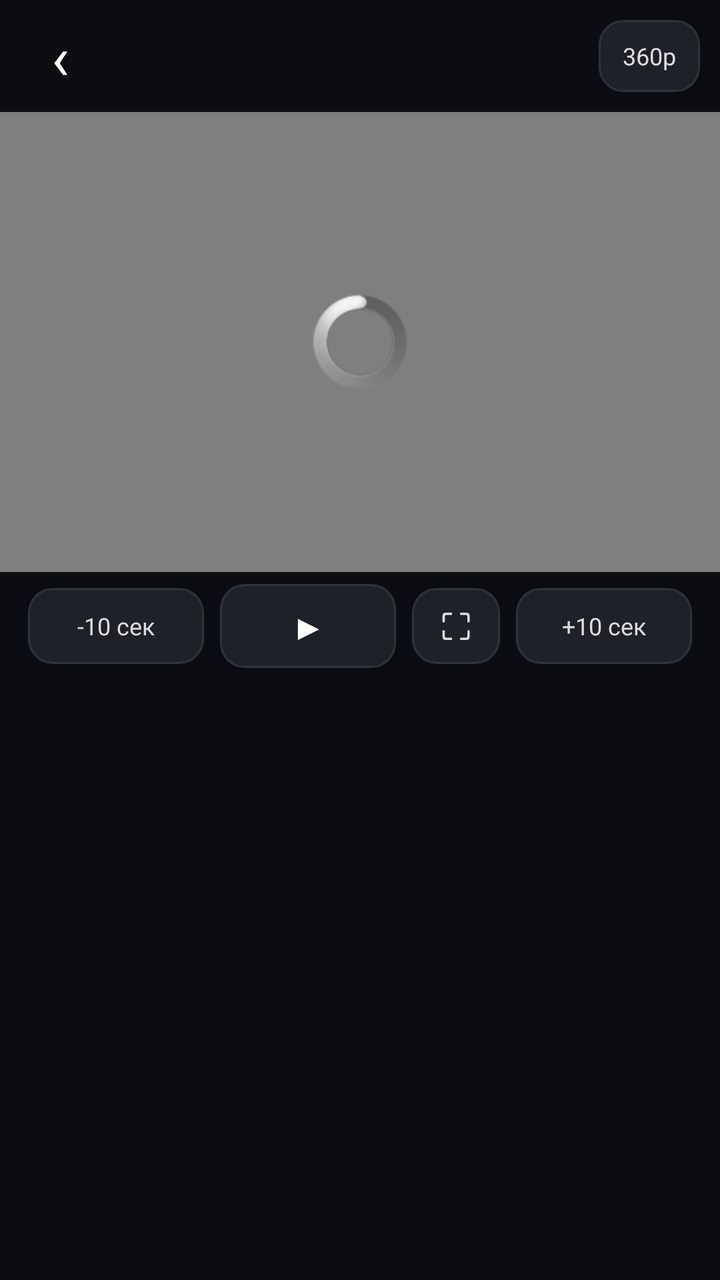
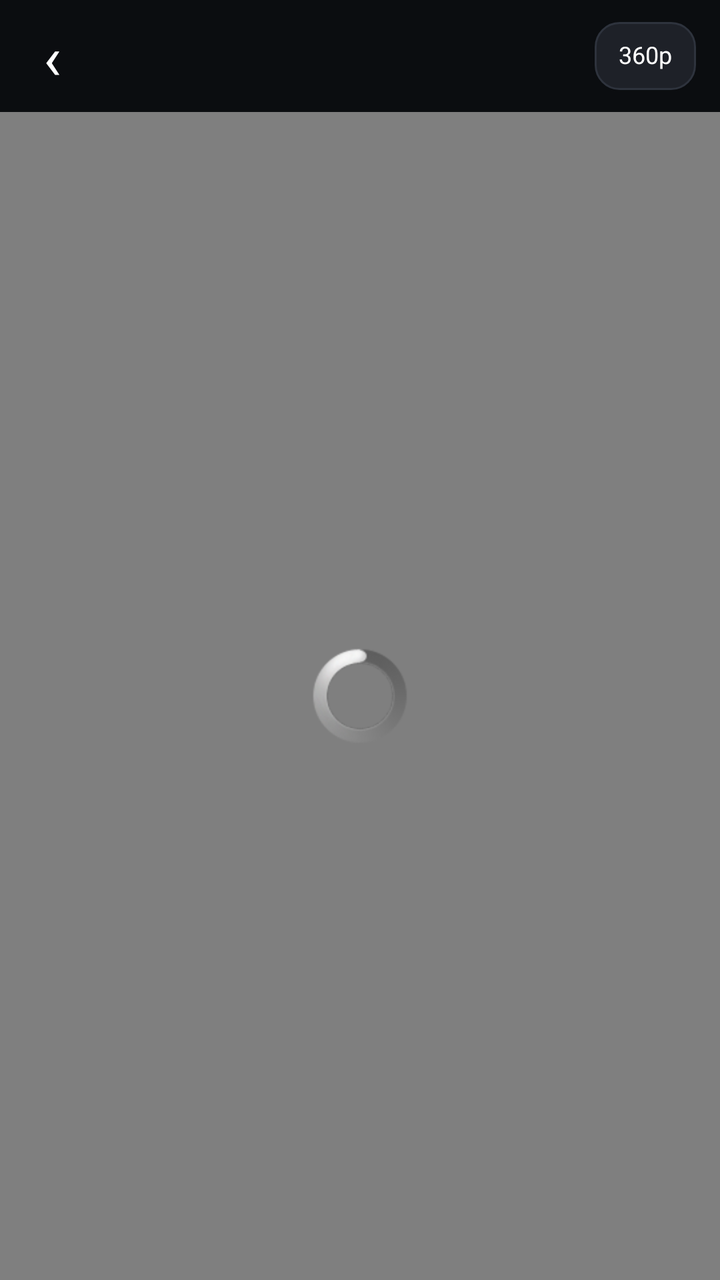

Before-and-after screenshots of an Android layout around one commit, followed by the original layout XML and the change that was made.
<!-- AndroidManifest.xml: activity theme ModernTheme -->
<!-- res/layout/activity_modern_player.xml -->
<?xml version="1.0" encoding="utf-8"?>
<LinearLayout xmlns:android="http://schemas.android.com/apk/res/android"
    android:layout_width="match_parent"
    android:layout_height="match_parent"
    android:orientation="vertical"
    android:background="#0B0D10">

    <LinearLayout
        android:id="@+id/modern_player_top"
        android:layout_width="match_parent"
        android:layout_height="56dp"
        android:orientation="horizontal"
        android:gravity="center_vertical"
        android:paddingLeft="8dp"
        android:paddingRight="10dp">

        <TextView
            android:id="@+id/modern_player_back"
            android:layout_width="44dp"
            android:layout_height="match_parent"
            android:gravity="center"
            android:text="‹"
            android:textColor="#FFFFFF"
            android:textSize="30sp"
            android:focusable="true"
            android:clickable="true" />

        <TextView
            android:id="@+id/modern_player_title"
            android:layout_width="0dp"
            android:layout_height="wrap_content"
            android:layout_weight="1"
            android:ellipsize="end"
            android:maxLines="1"
            android:textColor="#FFFFFF"
            android:textSize="16sp"
            android:textStyle="bold" />

        <TextView
            android:id="@+id/modern_player_quality"
            android:layout_width="wrap_content"
            android:layout_height="36dp"
            android:paddingLeft="12dp"
            android:paddingRight="12dp"
            android:gravity="center"
            android:text="360p"
            android:textColor="#DDDDDD"
            android:textSize="12sp"
            android:background="@drawable/modern_chip_bg"
            android:focusable="true"
            android:clickable="true" />
    </LinearLayout>

    <FrameLayout
        android:id="@+id/modern_player_video_frame"
        android:layout_width="match_parent"
        android:layout_height="230dp"
        android:background="#000000">

        <VideoView
            android:id="@+id/modern_player_video"
            android:layout_width="match_parent"
            android:layout_height="match_parent" />

        <ProgressBar
            android:id="@+id/modern_player_loading"
            android:layout_width="wrap_content"
            android:layout_height="wrap_content"
            android:layout_gravity="center" />
    </FrameLayout>

    <LinearLayout
        android:layout_width="match_parent"
        android:layout_height="54dp"
        android:orientation="horizontal"
        android:gravity="center_vertical"
        android:paddingLeft="14dp"
        android:paddingRight="14dp">

        <TextView
            android:id="@+id/modern_player_back10"
            android:layout_width="0dp"
            android:layout_height="38dp"
            android:layout_weight="1"
            android:gravity="center"
            android:text="-10 сек"
            android:textColor="#DDDDDD"
            android:textSize="12sp"
            android:background="@drawable/modern_chip_bg"
            android:focusable="true"
            android:clickable="true" />

        <TextView
            android:id="@+id/modern_player_play"
            android:layout_width="0dp"
            android:layout_height="42dp"
            android:layout_marginLeft="8dp"
            android:layout_weight="1"
            android:gravity="center"
            android:text="▶"
            android:textColor="#FFFFFF"
            android:textSize="18sp"
            android:background="@drawable/modern_chip_bg"
            android:focusable="true"
            android:clickable="true" />

        <TextView
            android:id="@+id/modern_player_fullscreen"
            android:layout_width="44dp"
            android:layout_height="38dp"
            android:layout_marginLeft="8dp"
            android:gravity="center"
            android:text="⛶"
            android:textColor="#DDDDDD"
            android:textSize="18sp"
            android:background="@drawable/modern_chip_bg"
            android:focusable="true"
            android:clickable="true" />

        <TextView
            android:id="@+id/modern_player_forward10"
            android:layout_width="0dp"
            android:layout_height="38dp"
            android:layout_marginLeft="8dp"
            android:layout_weight="1"
            android:gravity="center"
            android:text="+10 сек"
            android:textColor="#DDDDDD"
            android:textSize="12sp"
            android:background="@drawable/modern_chip_bg"
            android:focusable="true"
            android:clickable="true" />
    </LinearLayout>

    <ScrollView
        android:id="@+id/modern_player_scroll"
        android:layout_width="match_parent"
        android:layout_height="0dp"
        android:layout_weight="1"
        android:paddingLeft="16dp"
        android:paddingRight="16dp">

        <LinearLayout
            android:layout_width="match_parent"
            android:layout_height="wrap_content"
            android:orientation="vertical"
            android:paddingTop="8dp"
            android:paddingBottom="16dp">

            <TextView
                android:id="@+id/modern_player_channel"
                android:layout_width="match_parent"
                android:layout_height="wrap_content"
                android:textColor="#E53935"
                android:textSize="14sp" />

            <TextView
                android:id="@+id/modern_player_description"
                android:layout_width="match_parent"
                android:layout_height="wrap_content"
                android:layout_marginTop="8dp"
                android:lineSpacingExtra="3dp"
                android:textColor="#BBBBBB"
                android:textSize="13sp" />
        </LinearLayout>
    </ScrollView>

    <TextView
        android:id="@+id/modern_player_status"
        android:layout_width="match_parent"
        android:layout_height="wrap_content"
        android:padding="10dp"
        android:textColor="#E0A040"
        android:textSize="12sp"
        android:visibility="gone" />
</LinearLayout>
<!-- resources referenced by this layout -->
<resources>
  <!-- drawable modern_chip_bg (drawable) -->
  <?xml version="1.0" encoding="utf-8"?>
  <selector xmlns:android="http://schemas.android.com/apk/res/android">
      <item android:state_focused="true">
          <shape>
              <solid android:color="#E53935" />
              <corners android:radius="12dp" />
          </shape>
      </item>
      <item>
          <shape>
              <solid android:color="#1E2128" />
              <stroke android:width="1dp" android:color="#2E333D" />
              <corners android:radius="12dp" />
          </shape>
      </item>
  </selector>
  <style name="ModernTheme" parent="@android:style/Theme.Black.NoTitleBar">
          <item name="android:windowBackground">@color/background</item>
          <item name="android:colorAccent">#E53935</item>
      </style>
  <color name="background">#000</color>
</resources>

<!-- the commit's change to res/layout/activity_modern_player.xml (unified diff, before → after) -->
@@ -5,14 +5,15 @@
     android:orientation="vertical"
     android:background="#0B0D10">
 
+    
     <LinearLayout
         android:id="@+id/modern_player_top"
         android:layout_width="match_parent"
         android:layout_height="56dp"
         android:orientation="horizontal"
         android:gravity="center_vertical"
-        android:paddingLeft="8dp"
-        android:paddingRight="10dp">
+        android:paddingLeft="4dp"
+        android:paddingRight="12dp">
 
         <TextView
             android:id="@+id/modern_player_back"
@@ -39,28 +40,55 @@
         <TextView
             android:id="@+id/modern_player_quality"
             android:layout_width="wrap_content"
-            android:layout_height="36dp"
+            android:layout_height="34dp"
             android:paddingLeft="12dp"
             android:paddingRight="12dp"
             android:gravity="center"
+            android:singleLine="true"
+            android:includeFontPadding="false"
             android:text="360p"
-            android:textColor="#DDDDDD"
+            android:textColor="#FFFFFF"
             android:textSize="12sp"
             android:background="@drawable/modern_chip_bg"
             android:focusable="true"
             android:clickable="true" />
     </LinearLayout>
 
+    
     <FrameLayout
         android:id="@+id/modern_player_video_frame"
         android:layout_width="match_parent"
-        android:layout_height="230dp"
+        android:layout_height="wrap_content"
         android:background="#000000">
 
         <VideoView
             android:id="@+id/modern_player_video"
             android:layout_width="match_parent"
-            android:layout_height="match_parent" />
+            android:layout_height="match_parent"
+            android:layout_gravity="center"
+            android:background="#000000" />
+
+        <ImageView
+            android:id="@+id/modern_player_poster"
+            android:layout_width="match_parent"
+            android:layout_height="match_parent"
+            android:scaleType="fitCenter"
+            android:background="#000000"
+            android:visibility="gone" />
+
+        <TextView
+            android:id="@+id/modern_player_poster_play"
+            android:layout_width="72dp"
+            android:layout_height="72dp"
+            android:layout_gravity="center"
+            android:gravity="center"
+            android:text="▶"
+            android:textColor="#FFFFFF"
+            android:textSize="34sp"
+            android:background="@drawable/modern_chip_bg"
+            android:visibility="gone"
+            android:focusable="true"
+            android:clickable="true" />
 
         <ProgressBar
             android:id="@+id/modern_player_loading"
@@ -69,13 +97,14 @@
             android:layout_gravity="center" />
     </FrameLayout>
 
+    
     <LinearLayout
         android:layout_width="match_parent"
         android:layout_height="54dp"
         android:orientation="horizontal"
         android:gravity="center_vertical"
-        android:paddingLeft="14dp"
-        android:paddingRight="14dp">
+        android:paddingLeft="12dp"
+        android:paddingRight="12dp">
 
         <TextView
             android:id="@+id/modern_player_back10"
@@ -83,6 +112,8 @@
             android:layout_height="38dp"
             android:layout_weight="1"
             android:gravity="center"
+            android:singleLine="true"
+            android:includeFontPadding="false"
             android:text="-10 сек"
             android:textColor="#DDDDDD"
             android:textSize="12sp"
@@ -97,9 +128,29 @@
             android:layout_marginLeft="8dp"
             android:layout_weight="1"
             android:gravity="center"
+            android:singleLine="true"
+            android:includeFontPadding="false"
             android:text="▶"
             android:textColor="#FFFFFF"
             android:textSize="18sp"
+            android:background="@drawable/modern_chip_bg"
+            android:focusable="true"
+            android:clickable="true" />
+
+        <TextView
+            android:id="@+id/modern_player_speed"
+            android:layout_width="wrap_content"
+            android:layout_height="38dp"
+            android:layout_marginLeft="8dp"
+            android:minWidth="46dp"
+            android:paddingLeft="8dp"
+            android:paddingRight="8dp"
+            android:gravity="center"
+            android:singleLine="true"
+            android:includeFontPadding="false"
+            android:text="1×"
+            android:textColor="#DDDDDD"
+            android:textSize="12sp"
             android:background="@drawable/modern_chip_bg"
             android:focusable="true"
             android:clickable="true" />
@@ -124,6 +175,8 @@
             android:layout_marginLeft="8dp"
             android:layout_weight="1"
             android:gravity="center"
+            android:singleLine="true"
+            android:includeFontPadding="false"
             android:text="+10 сек"
             android:textColor="#DDDDDD"
             android:textSize="12sp"
@@ -137,31 +190,321 @@
         android:layout_width="match_parent"
         android:layout_height="0dp"
         android:layout_weight="1"
-        android:paddingLeft="16dp"
-        android:paddingRight="16dp">
+        android:fillViewport="true"
+        android:scrollbars="vertical">
 
         <LinearLayout
             android:layout_width="match_parent"
             android:layout_height="wrap_content"
             android:orientation="vertical"
-            android:paddingTop="8dp"
+            android:paddingLeft="12dp"
+            android:paddingRight="12dp"
+            android:paddingTop="4dp"
             android:paddingBottom="16dp">
 
-            <TextView
-                android:id="@+id/modern_player_channel"
+            
+            <LinearLayout
                 android:layout_width="match_parent"
                 android:layout_height="wrap_content"
-                android:textColor="#E53935"
-                android:textSize="14sp" />
-
-            <TextView
-                android:id="@+id/modern_player_description"
+                android:orientation="vertical"
+                android:background="@drawable/modern_card_bg"
+                android:padding="12dp">
+
+                <TextView
+                    android:id="@+id/modern_player_views"
+                    android:layout_width="match_parent"
+                    android:layout_height="wrap_content"
+                    android:ellipsize="end"
+                    android:maxLines="1"
+                    android:textColor="#9AA0A6"
+                    android:textSize="11sp" />
+
+                
+                <LinearLayout
+                    android:id="@+id/modern_player_channel_row"
+                    android:layout_width="match_parent"
+                    android:layout_height="wrap_content"
+                    android:layout_marginTop="10dp"
+                    android:orientation="horizontal"
+                    android:gravity="center_vertical"
+                    android:focusable="true"
+                    android:clickable="true">
+
+                    <ImageView
+                        android:id="@+id/modern_player_channel_avatar"
+                        android:layout_width="42dp"
+                        android:layout_height="42dp"
+                        android:scaleType="centerCrop"
+                        android:background="#20242C" />
+
+                    <LinearLayout
+                        android:layout_width="0dp"
+                        android:layout_height="wrap_content"
+                        android:layout_marginLeft="10dp"
+                        android:layout_weight="1"
+                        android:orientation="vertical">
+
+                        <TextView
+                            android:id="@+id/modern_player_channel"
+                            android:layout_width="match_parent"
+                            android:layout_height="wrap_content"
+                            android:ellipsize="end"
+                            android:maxLines="1"
+                            android:textColor="#FFFFFF"
+                            android:textSize="14sp"
+                            android:textStyle="bold" />
+
+                        <TextView
+                            android:id="@+id/modern_player_subscribers"
+                            android:layout_width="match_parent"
+                            android:layout_height="wrap_content"
+                            android:layout_marginTop="3dp"
+                            android:ellipsize="end"
+                            android:maxLines="1"
+                            android:textColor="#9AA0A6"
+                            android:textSize="11sp"
+                            android:visibility="gone" />
+                    </LinearLayout>
+
+                    <TextView
+                        android:id="@+id/modern_player_subscribe"
+                        android:layout_width="wrap_content"
+                        android:layout_height="36dp"
+                        android:layout_marginLeft="8dp"
+                        android:paddingLeft="14dp"
+                        android:paddingRight="14dp"
+                        android:gravity="center"
+                        android:singleLine="true"
+                        android:includeFontPadding="false"
+                        android:text="@string/modern_player_subscribe"
+                        android:textColor="#FFFFFF"
+                        android:textSize="12sp"
+                        android:background="@drawable/modern_chip_bg"
+                        android:focusable="true"
+                        android:clickable="true"
+                        android:visibility="gone" />
+                </LinearLayout>
+
+                
+                <HorizontalScrollView
+                    android:layout_width="match_parent"
+                    android:layout_height="44dp"
+                    android:layout_marginTop="10dp"
+                    android:scrollbars="none">
+
+                    <LinearLayout
+                        android:layout_width="wrap_content"
+                        android:layout_height="match_parent"
+                        android:orientation="horizontal"
+                        android:gravity="center_vertical">
+
+                        <TextView
+                            android:id="@+id/modern_player_like"
+                            android:layout_width="wrap_content"
+                            android:layout_height="36dp"
+                            android:paddingLeft="12dp"
+                            android:paddingRight="12dp"
+                            android:gravity="center"
+                            android:singleLine="true"
+                            android:includeFontPadding="false"
+                            android:text="@string/modern_player_like"
+                            android:textColor="#FFFFFF"
+                            android:textSize="12sp"
+                            android:background="@drawable/modern_chip_bg"
+                            android:focusable="true"
+                            android:clickable="true" />
+
+                        <TextView
+                            android:id="@+id/modern_player_dislike"
+                            android:layout_width="wrap_content"
+                            android:layout_height="36dp"
+                            android:layout_marginLeft="8dp"
+                            android:paddingLeft="12dp"
+                            android:paddingRight="12dp"
+                            android:gravity="center"
+                            android:singleLine="true"
+                            android:includeFontPadding="false"
+                            android:text="@string/modern_player_dislike"
+                            android:textColor="#DDDDDD"
+                            android:textSize="12sp"
+                            android:background="@drawable/modern_chip_bg"
+                            android:focusable="true"
+                            android:clickable="true" />
+
+                        <TextView
+                            android:id="@+id/modern_player_share"
+                            android:layout_width="wrap_content"
+                            android:layout_height="36dp"
+                            android:layout_marginLeft="8dp"
+                            android:paddingLeft="12dp"
+                            android:paddingRight="12dp"
+                            android:gravity="center"
+                            android:singleLine="true"
+                            android:includeFontPadding="false"
+                            android:text="@string/modern_player_share"
+                            android:textColor="#DDDDDD"
+                            android:textSize="12sp"
+                            android:background="@drawable/modern_chip_bg"
+                            android:focusable="true"
+                            android:clickable="true" />
+
+                        <TextView
+                            android:id="@+id/modern_player_download"
+                            android:layout_width="wrap_content"
+                            android:layout_height="36dp"
+                            android:layout_marginLeft="8dp"
+                            android:paddingLeft="12dp"
+                            android:paddingRight="12dp"
+                            android:gravity="center"
+                            android:singleLine="true"
+                            android:includeFontPadding="false"
+                            android:text="@string/modern_player_download"
+                            android:textColor="#DDDDDD"
+                            android:textSize="12sp"
+                            android:background="@drawable/modern_chip_bg"
+                            android:focusable="true"
+                            android:clickable="true" />
+
+                        <TextView
+                            android:id="@+id/modern_player_later"
+                            android:layout_width="wrap_content"
+                            android:layout_height="36dp"
+                            android:layout_marginLeft="8dp"
+                            android:paddingLeft="12dp"
+                            android:paddingRight="12dp"
+                            android:gravity="center"
+                            android:singleLine="true"
+                            android:includeFontPadding="false"
+                            android:text="@string/modern_player_later_add"
+                            android:textColor="#DDDDDD"
+                            android:textSize="12sp"
+                            android:background="@drawable/modern_chip_bg"
+                            android:focusable="true"
+                            android:clickable="true" />
+                    </LinearLayout>
+                </HorizontalScrollView>
+
+                <TextView
+                    android:id="@+id/modern_player_description"
+                    android:layout_width="match_parent"
+                    android:layout_height="wrap_content"
+                    android:layout_marginTop="10dp"
+                    android:ellipsize="end"
+                    android:lineSpacingExtra="3dp"
+                    android:maxLines="8"
+                    android:textColor="#BBBBBB"
+                    android:textSize="13sp"
+                    android:focusable="true"
+                    android:clickable="true" />
+            </LinearLayout>
+
+            
+            <LinearLayout
                 android:layout_width="match_parent"
                 android:layout_height="wrap_content"
-                android:layout_marginTop="8dp"
-                android:lineSpacingExtra="3dp"
-                android:textColor="#BBBBBB"
-                android:textSize="13sp" />
+                android:layout_marginTop="12dp"
+                android:orientation="horizontal">
+
+                <TextView
+                    android:id="@+id/modern_player_tab_related"
+                    android:layout_width="wrap_content"
+                    android:layout_height="38dp"
+                    android:paddingLeft="16dp"
+                    android:paddingRight="16dp"
+                    android:gravity="center"
+                    android:singleLine="true"
+                    android:includeFontPadding="false"
+                    android:text="@string/modern_player_related"
+                    android:textColor="#FFFFFF"
+                    android:textSize="13sp"
+                    android:background="@drawable/modern_chip_bg"
+                    android:focusable="true"
+                    android:clickable="true" />
+
+                <TextView
+                    android:id="@+id/modern_player_tab_comments"
+                    android:layout_width="wrap_content"
+                    android:layout_height="38dp"
+                    android:layout_marginLeft="8dp"
+                    android:paddingLeft="16dp"
+                    android:paddingRight="16dp"
+                    android:gravity="center"
+                    android:singleLine="true"
+                    android:includeFontPadding="false"
+                    android:text="@string/modern_player_comments"
+                    android:textColor="#9AA0A6"
+                    android:textSize="13sp"
+                    android:background="@drawable/modern_chip_bg"
+                    android:focusable="true"
+                    android:clickable="true" />
+            </LinearLayout>
+
+            
+            <LinearLayout
+                android:id="@+id/modern_player_related_section"
+                android:layout_width="match_parent"
+                android:layout_height="wrap_content"
+                android:layout_marginTop="10dp"
+                android:orientation="vertical">
+
+                <ProgressBar
+                    android:id="@+id/modern_player_related_loading"
+                    android:layout_width="wrap_content"
+                    android:layout_height="wrap_content"
+                    android:layout_gravity="center_horizontal"
+                    android:layout_marginTop="10dp" />
+
+                <TextView
+                    android:id="@+id/modern_player_no_related"
+                    android:layout_width="match_parent"
+                    android:layout_height="wrap_content"
+                    android:padding="16dp"
+                    android:gravity="center"
+                    android:text="@string/modern_player_no_related"
+                    android:textColor="#9AA0A6"
+                    android:textSize="13sp"
+                    android:visibility="gone" />
+
+                <io.github.gohoski.notpipe.ui.AdapterLinearLayout
+                    android:id="@+id/modern_player_related_list"
+                    android:layout_width="match_parent"
+                    android:layout_height="wrap_content"
+                    android:orientation="vertical" />
+            </LinearLayout>
+
+            
+            <LinearLayout
+                android:id="@+id/modern_player_comments_section"
+                android:layout_width="match_parent"
+                android:layout_height="wrap_content"
+                android:layout_marginTop="10dp"
+                android:orientation="vertical"
+                android:visibility="gone">
+
+                <ProgressBar
+                    android:id="@+id/modern_player_comments_loading"
+                    android:layout_width="wrap_content"
+                    android:layout_height="wrap_content"
+                    android:layout_gravity="center_horizontal"
+                    android:layout_marginTop="10dp" />
+
+                <TextView
+                    android:id="@+id/modern_player_no_comments"
+                    android:layout_width="match_parent"
+                    android:layout_height="wrap_content"
+                    android:padding="16dp"
+                    android:gravity="center"
+                    android:text="@string/modern_player_no_comments"
+                    android:textColor="#9AA0A6"
+                    android:textSize="13sp"
+                    android:visibility="gone" />
+
+                <io.github.gohoski.notpipe.ui.AdapterLinearLayout
+                    android:id="@+id/modern_player_comments_list"
+                    android:layout_width="match_parent"
+                    android:layout_height="wrap_content"
+                    android:orientation="vertical" />
+            </LinearLayout>
         </LinearLayout>
     </ScrollView>
 
<!-- resource entries referenced after the edit -->
@@ -1,5 +1,23 @@
 <!-- resources referenced by this layout -->
 <resources>
+  <!-- drawable modern_card_bg (drawable) -->
+  <?xml version="1.0" encoding="utf-8"?>
+  <selector xmlns:android="http://schemas.android.com/apk/res/android">
+      <item android:state_focused="true">
+          <shape>
+              <solid android:color="#20242C" />
+              <stroke android:width="2dp" android:color="#E53935" />
+              <corners android:radius="14dp" />
+          </shape>
+      </item>
+      <item>
+          <shape>
+              <solid android:color="#16181D" />
+              <stroke android:width="1dp" android:color="#2A2E38" />
+              <corners android:radius="14dp" />
+          </shape>
+      </item>
+  </selector>
   <!-- drawable modern_chip_bg (drawable) -->
   <?xml version="1.0" encoding="utf-8"?>
   <selector xmlns:android="http://schemas.android.com/apk/res/android">
@@ -17,6 +35,16 @@
           </shape>
       </item>
   </selector>
+  <string name="modern_player_comments">Комментарии</string>
+  <string name="modern_player_dislike">Не нравится</string>
+  <string name="modern_player_download">Скачать</string>
+  <string name="modern_player_later_add">Позже</string>
+  <string name="modern_player_like">Нравится</string>
+  <string name="modern_player_no_comments">Комментариев не найдено</string>
+  <string name="modern_player_no_related">Похожих видео не найдено</string>
+  <string name="modern_player_related">Похожие</string>
+  <string name="modern_player_share">Поделиться</string>
+  <string name="modern_player_subscribe">Подписаться</string>
   <style name="ModernTheme" parent="@android:style/Theme.Black.NoTitleBar">
           <item name="android:windowBackground">@color/background</item>
           <item name="android:colorAccent">#E53935</item>
